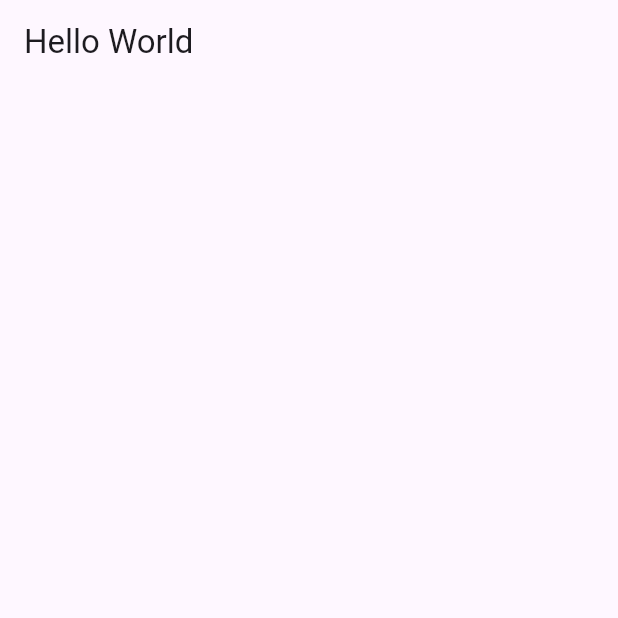
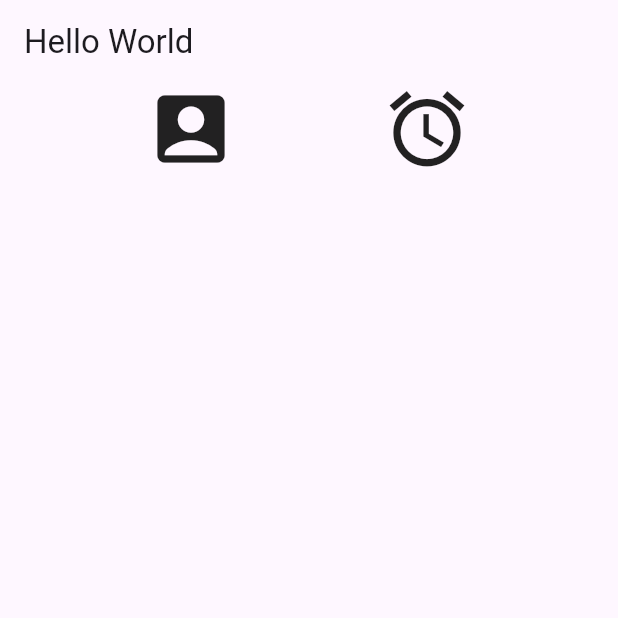
Before and after one commit to eboominathan/myapp, a Flutter app: the screen it shows after launch, on a phone screen of 412 x 824 dp, the top half of it. Run offline on Flutter 3.47's test engine with Material 3 defaults, Android fonts, the phone set to English and light mode, and no system bars.

Commit message:
small changes

```diff
--- a/lib/page/home.dart
+++ b/lib/page/home.dart
@@ -6,9 +6,18 @@ class HomePage extends StatelessWidget {
   @override
   Widget build(BuildContext context) {
     return Scaffold(
-      appBar: AppBar(
-        title: Text("Hello World"),
-      ),
-    );
+        appBar: AppBar(
+          title: Text("Hello World"),
+        ),
+        body: Row(
+          mainAxisAlignment: MainAxisAlignment.spaceEvenly,
+          children: [
+            Icon(Icons.account_box, size: 60),
+            Icon(
+              Icons.access_alarm_outlined,
+              size: 60,
+            ),
+          ],
+        ));
   }
 }
```
